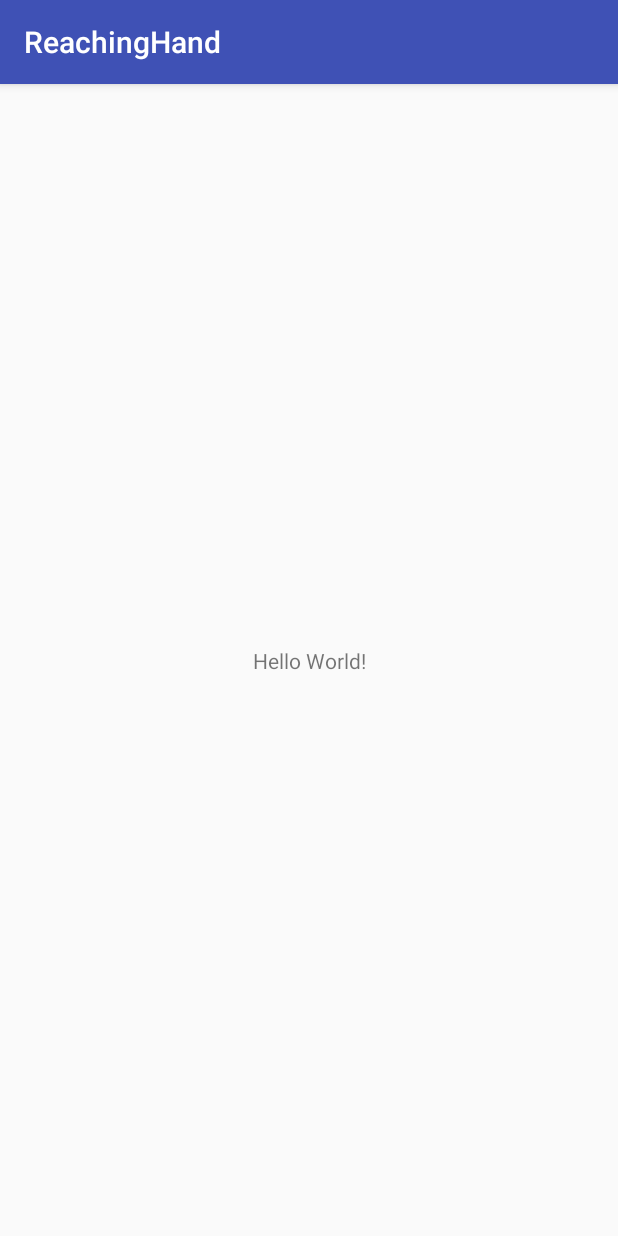
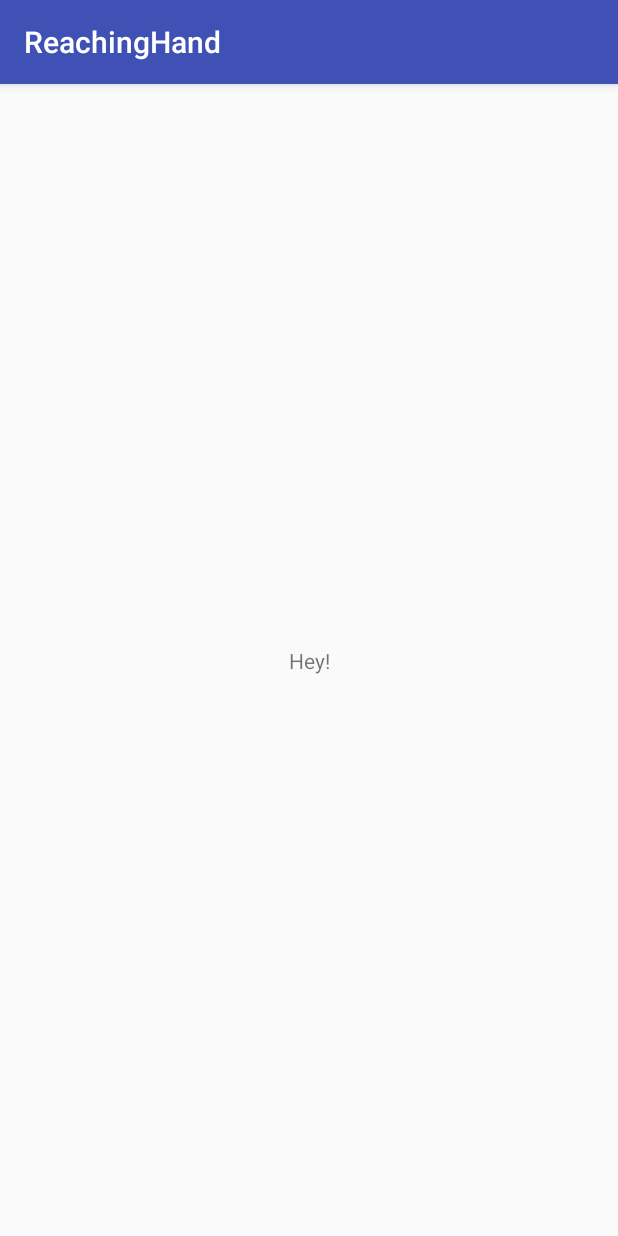
Before and after one commit to Bengaluru17/team-5, an Android app: the screen it shows after launch (MainActivity), on a phone screen of 412 x 824 dp. Run offline under Robolectric (Android 15) with nearby library versions, the phone set to English and light mode, and no system bars.

Commit message:
Second Sample commit

```diff
--- a/androidapp/ReachingHand/app/src/main/res/layout/activity_main.xml
+++ b/androidapp/ReachingHand/app/src/main/res/layout/activity_main.xml
@@ -9,7 +9,7 @@
     <TextView
         android:layout_width="wrap_content"
         android:layout_height="wrap_content"
-        android:text="Hello World!"
+        android:text="Hey!"
         app:layout_constraintBottom_toBottomOf="parent"
         app:layout_constraintLeft_toLeftOf="parent"
         app:layout_constraintRight_toRightOf="parent"
```
